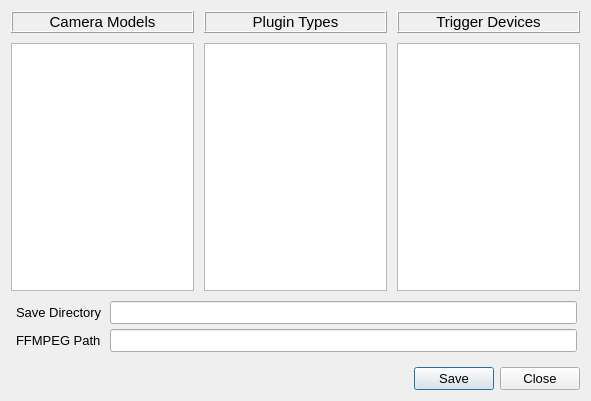
nathanielnyema/rataGUI, file rataGUI/interface/design/startMenu.ui: the form before one commit.
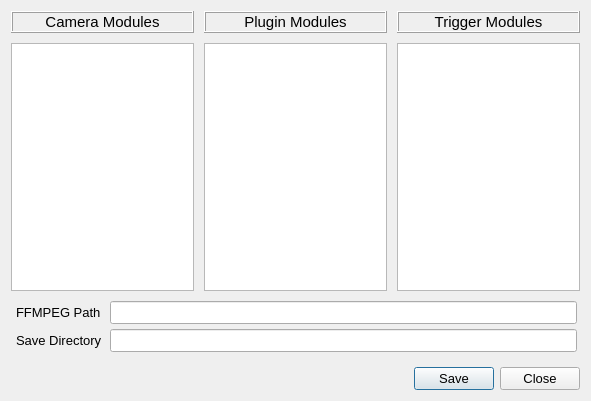
The form after the commit.

Commit message: start menu

```diff
--- a/rataGUI/interface/design/startMenu.ui
+++ b/rataGUI/interface/design/startMenu.ui
@@ -21,7 +21,7 @@
   <property name="windowTitle">
    <string>Start Menu</string>
   </property>
-  <layout class="QVBoxLayout" name="verticalLayout" stretch="5,1,1">
+  <layout class="QVBoxLayout" name="verticalLayout" stretch="5,1,0">
    <property name="spacing">
     <number>10</number>
    </property>
@@ -44,7 +44,7 @@
           <enum>QFrame::Raised</enum>
          </property>
          <property name="text">
-          <string>Camera Models</string>
+          <string>Camera Modules</string>
          </property>
          <property name="alignment">
           <set>Qt::AlignCenter</set>
@@ -73,7 +73,7 @@
           <enum>QFrame::Raised</enum>
          </property>
          <property name="text">
-          <string>Plugin Types</string>
+          <string>Plugin Modules</string>
          </property>
          <property name="alignment">
           <set>Qt::AlignCenter</set>
@@ -101,7 +101,7 @@
           <enum>QFrame::Raised</enum>
          </property>
          <property name="text">
-          <string>Trigger Devices</string>
+          <string>Trigger Modules</string>
          </property>
          <property name="alignment">
           <set>Qt::AlignCenter</set>
@@ -130,21 +130,6 @@
       <number>3</number>
      </property>
      <item row="2" column="0">
-      <widget class="QLabel" name="ffmpegPathLabel">
-       <property name="font">
-        <font>
-         <pointsize>10</pointsize>
-        </font>
-       </property>
-       <property name="text">
-        <string>FFMPEG Path</string>
-       </property>
-      </widget>
-     </item>
-     <item row="2" column="1">
-      <widget class="QLineEdit" name="ffmpeg_path"/>
-     </item>
-     <item row="1" column="0">
       <widget class="QLabel" name="saveDirectoryLabel">
        <property name="font">
         <font>
@@ -156,9 +141,24 @@
        </property>
       </widget>
      </item>
-     <item row="1" column="1">
+     <item row="2" column="1">
       <widget class="QLineEdit" name="save_directory"/>
      </item>
+     <item row="1" column="0">
+      <widget class="QLabel" name="ffmpegPathLabel">
+       <property name="font">
+        <font>
+         <pointsize>10</pointsize>
+        </font>
+       </property>
+       <property name="text">
+        <string>FFMPEG Path</string>
+       </property>
+      </widget>
+     </item>
+     <item row="1" column="1">
+      <widget class="QLineEdit" name="ffmpeg_path"/>
+     </item>
     </layout>
    </item>
    <item>
```
Left out of the diff: 44 changed lines with no effect on the pictures. The commit also changes 16 other files.
